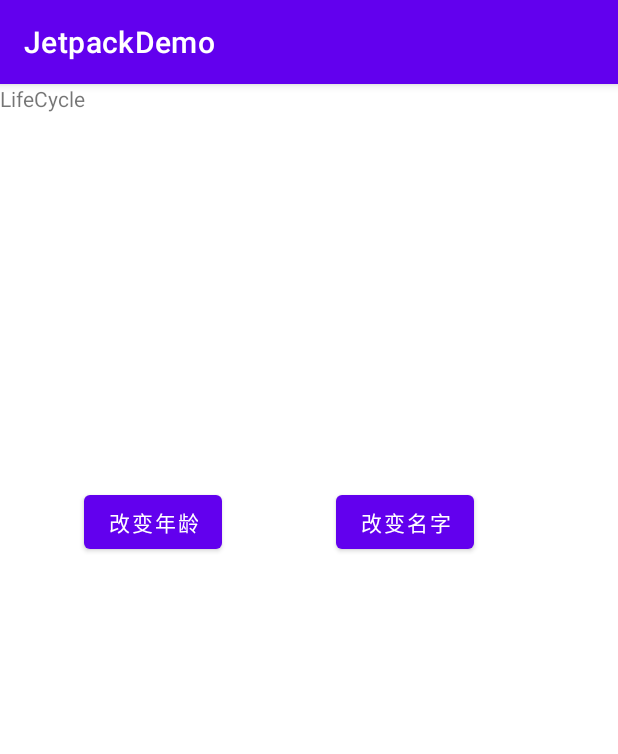
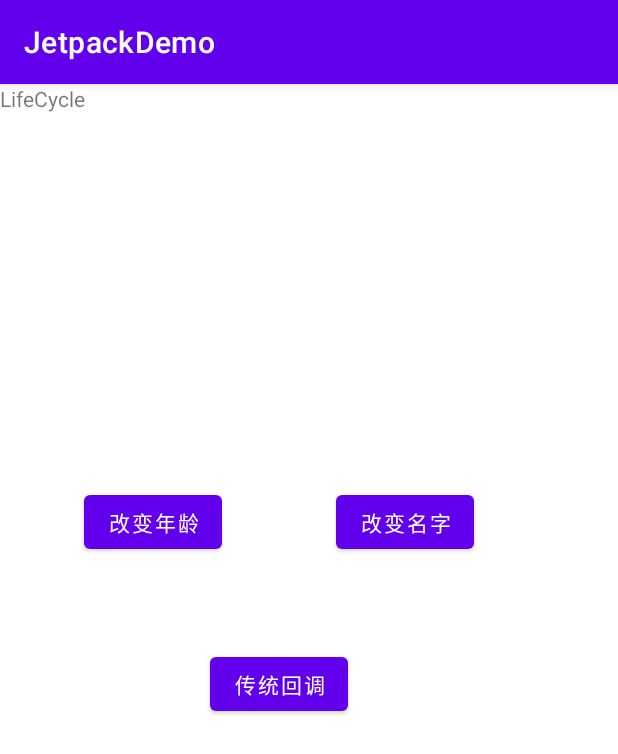
Before and after one commit to fishforest/JetpackDemo, an Android app: the LiveDataActivity screen opened directly, with no data from a screen before it, on a phone screen of 412 x 824 dp. Shown: the top 754 px of the screen. Run offline under Robolectric (Android 15) with nearby library versions, the phone set to English and light mode, and no system bars.

Commit message:
回调监听

```diff
--- a/app/src/main/res/layout/activity_livedata.xml
+++ b/app/src/main/res/layout/activity_livedata.xml
@@ -5,6 +5,16 @@
     android:layout_width="match_parent"
     android:layout_height="match_parent"
     tools:context=".MainActivity">
+
+    <Button
+        android:id="@+id/original_callback"
+        android:layout_width="wrap_content"
+        android:layout_height="wrap_content"
+        android:layout_marginStart="140dp"
+        android:layout_marginTop="376dp"
+        android:text="传统回调"
+        app:layout_constraintStart_toStartOf="parent"
+        app:layout_constraintTop_toTopOf="parent" />
 
     <Button
         android:id="@+id/btn_change_name"
```
Also changed, not shown: app/src/main/java/com/fish/jetpackdemo/livedata/LiveDataActivity.java (+21 -0 lines), app/src/main/java/com/fish/jetpackdemo/livedata/NetUtil.kt (+9 -2 lines).
